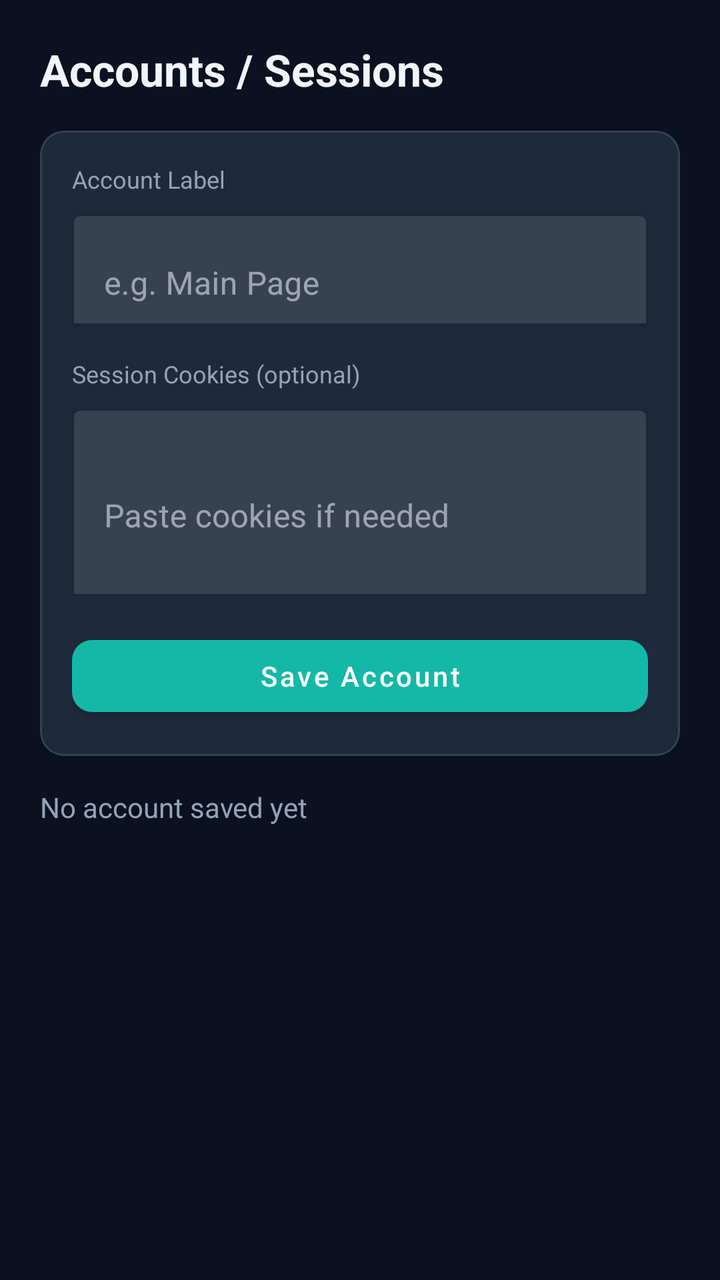
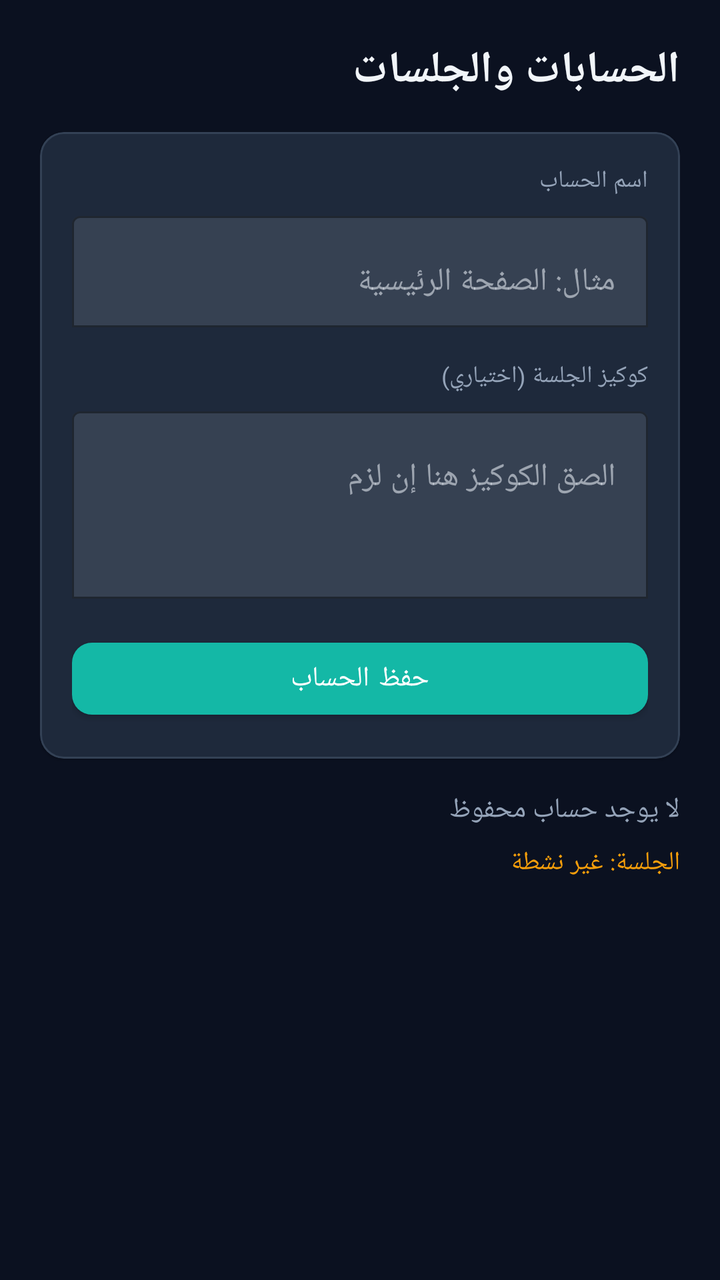

Compare the two renders of this Android layout. The source of the first and the diff that turns it into the second are given below.
<!-- AndroidManifest.xml: application theme Theme.FBPublisherX -->
<!-- res/layout/fragment_accounts.xml -->
<?xml version="1.0" encoding="utf-8"?>
<ScrollView xmlns:android="http://schemas.android.com/apk/res/android"
    xmlns:app="http://schemas.android.com/apk/res-auto"
    android:layout_width="match_parent"
    android:layout_height="match_parent"
    android:background="@color/background"
    android:fillViewport="true">

    <LinearLayout
        android:layout_width="match_parent"
        android:layout_height="wrap_content"
        android:orientation="vertical"
        android:padding="20dp">

        <TextView
            android:layout_width="match_parent"
            android:layout_height="wrap_content"
            android:text="Accounts / Sessions"
            android:textColor="@color/on_background"
            android:textSize="22sp"
            android:textStyle="bold"
            android:layout_marginBottom="16dp" />

        <com.google.android.material.card.MaterialCardView
            android:layout_width="match_parent"
            android:layout_height="wrap_content"
            app:cardBackgroundColor="@color/surface"
            app:cardCornerRadius="12dp"
            app:strokeColor="@color/card_stroke"
            app:strokeWidth="1dp"
            android:layout_marginBottom="16dp">
            <LinearLayout
                android:layout_width="match_parent"
                android:layout_height="wrap_content"
                android:orientation="vertical"
                android:padding="16dp">

                <TextView
                    android:layout_width="match_parent"
                    android:layout_height="wrap_content"
                    android:text="Account Label"
                    android:textColor="@color/text_secondary"
                    android:textSize="12sp" />
                <com.google.android.material.textfield.TextInputLayout
                    android:layout_width="match_parent"
                    android:layout_height="wrap_content"
                    android:layout_marginTop="4dp"
                    app:boxBackgroundMode="outline"
                    app:boxStrokeColor="@color/primary">
                    <com.google.android.material.textfield.TextInputEditText
                        android:id="@+id/inputAccountName"
                        android:layout_width="match_parent"
                        android:layout_height="wrap_content"
                        android:hint="e.g. Main Page"
                        android:textColor="@color/on_surface"
                        android:inputType="text" />
                </com.google.android.material.textfield.TextInputLayout>

                <TextView
                    android:layout_width="match_parent"
                    android:layout_height="wrap_content"
                    android:text="Session Cookies (optional)"
                    android:textColor="@color/text_secondary"
                    android:textSize="12sp"
                    android:layout_marginTop="16dp" />
                <com.google.android.material.textfield.TextInputLayout
                    android:layout_width="match_parent"
                    android:layout_height="wrap_content"
                    android:layout_marginTop="4dp"
                    app:boxBackgroundMode="outline"
                    app:boxStrokeColor="@color/primary">
                    <com.google.android.material.textfield.TextInputEditText
                        android:id="@+id/inputCookies"
                        android:layout_width="match_parent"
                        android:layout_height="wrap_content"
                        android:hint="Paste cookies if needed"
                        android:textColor="@color/on_surface"
                        android:inputType="textMultiLine"
                        android:minLines="3" />
                </com.google.android.material.textfield.TextInputLayout>

                <com.google.android.material.button.MaterialButton
                    android:id="@+id/btnSaveAccount"
                    android:layout_width="match_parent"
                    android:layout_height="48dp"
                    android:text="Save Account"
                    android:textAllCaps="false"
                    android:layout_marginTop="16dp"
                    app:cornerRadius="10dp"
                    app:backgroundTint="@color/primary" />
            </LinearLayout>
        </com.google.android.material.card.MaterialCardView>

        <TextView
            android:id="@+id/accountStatus"
            android:layout_width="match_parent"
            android:layout_height="wrap_content"
            android:text="No account saved yet"
            android:textColor="@color/text_secondary"
            android:textSize="14sp" />

    </LinearLayout>
</ScrollView>
<!-- resources referenced by this layout -->
<resources>
  <color name="background">#0B1120</color>
  <color name="card_stroke">#334155</color>
  <color name="on_background">#F1F5F9</color>
  <color name="on_surface">#E2E8F0</color>
  <color name="primary">#14B8A6</color>
  <color name="surface">#1E293B</color>
  <color name="text_secondary">#94A3B8</color>
  <style name="Theme.FBPublisherX" parent="Theme.MaterialComponents.DayNight.NoActionBar">
          <item name="colorPrimary">@color/primary</item>
          <item name="colorPrimaryVariant">@color/primary_variant</item>
          <item name="colorOnPrimary">@color/on_primary</item>
          <item name="colorSecondary">@color/secondary</item>
          <item name="android:statusBarColor">@color/background</item>
          <item name="android:navigationBarColor">@color/surface</item>
          <item name="android:windowBackground">@color/background</item>
          <item name="android:windowLightStatusBar">false</item>
          <item name="colorSurface">@color/surface</item>
          <item name="colorOnSurface">@color/on_surface</item>
      </style>
  <color name="primary_variant">#0F766E</color>
  <color name="on_primary">#FFFFFF</color>
  <color name="secondary">#8B5CF6</color>
</resources>

<!-- the commit's change to res/layout/fragment_accounts.xml (unified diff, before → after) -->
@@ -4,7 +4,8 @@
     android:layout_width="match_parent"
     android:layout_height="match_parent"
     android:background="@color/background"
-    android:fillViewport="true">
+    android:fillViewport="true"
+    android:layoutDirection="rtl">
 
     <LinearLayout
         android:layout_width="match_parent"
@@ -15,7 +16,7 @@
         <TextView
             android:layout_width="match_parent"
             android:layout_height="wrap_content"
-            android:text="Accounts / Sessions"
+            android:text="@string/accounts_title"
             android:textColor="@color/on_background"
             android:textSize="22sp"
             android:textStyle="bold"
@@ -38,7 +39,7 @@
                 <TextView
                     android:layout_width="match_parent"
                     android:layout_height="wrap_content"
-                    android:text="Account Label"
+                    android:text="@string/account_label"
                     android:textColor="@color/text_secondary"
                     android:textSize="12sp" />
                 <com.google.android.material.textfield.TextInputLayout
@@ -51,15 +52,16 @@
                         android:id="@+id/inputAccountName"
                         android:layout_width="match_parent"
                         android:layout_height="wrap_content"
-                        android:hint="e.g. Main Page"
+                        android:hint="@string/hint_account_name"
                         android:textColor="@color/on_surface"
-                        android:inputType="text" />
+                        android:inputType="text"
+                        android:gravity="start" />
                 </com.google.android.material.textfield.TextInputLayout>
 
                 <TextView
                     android:layout_width="match_parent"
                     android:layout_height="wrap_content"
-                    android:text="Session Cookies (optional)"
+                    android:text="@string/cookies_label"
                     android:textColor="@color/text_secondary"
                     android:textSize="12sp"
                     android:layout_marginTop="16dp" />
@@ -73,17 +75,18 @@
                         android:id="@+id/inputCookies"
                         android:layout_width="match_parent"
                         android:layout_height="wrap_content"
-                        android:hint="Paste cookies if needed"
+                        android:hint="@string/hint_cookies"
                         android:textColor="@color/on_surface"
                         android:inputType="textMultiLine"
-                        android:minLines="3" />
+                        android:minLines="3"
+                        android:gravity="start|top" />
                 </com.google.android.material.textfield.TextInputLayout>
 
                 <com.google.android.material.button.MaterialButton
                     android:id="@+id/btnSaveAccount"
                     android:layout_width="match_parent"
                     android:layout_height="48dp"
-                    android:text="Save Account"
+                    android:text="@string/btn_save_account"
                     android:textAllCaps="false"
                     android:layout_marginTop="16dp"
                     app:cornerRadius="10dp"
@@ -95,9 +98,18 @@
             android:id="@+id/accountStatus"
             android:layout_width="match_parent"
             android:layout_height="wrap_content"
-            android:text="No account saved yet"
+            android:text="@string/account_none"
             android:textColor="@color/text_secondary"
             android:textSize="14sp" />
 
+        <TextView
+            android:id="@+id/sessionIndicator"
+            android:layout_width="match_parent"
+            android:layout_height="wrap_content"
+            android:text="@string/session_inactive"
+            android:textColor="@color/warning"
+            android:textSize="13sp"
+            android:layout_marginTop="8dp" />
+
     </LinearLayout>
 </ScrollView>
<!-- resource entries referenced after the edit -->
@@ -7,6 +7,15 @@
   <color name="primary">#14B8A6</color>
   <color name="surface">#1E293B</color>
   <color name="text_secondary">#94A3B8</color>
+  <color name="warning">#F59E0B</color>
+  <string name="account_label">اسم الحساب</string>
+  <string name="account_none">لا يوجد حساب محفوظ</string>
+  <string name="accounts_title">الحسابات والجلسات</string>
+  <string name="btn_save_account">حفظ الحساب</string>
+  <string name="cookies_label">كوكيز الجلسة (اختياري)</string>
+  <string name="hint_account_name">مثال: الصفحة الرئيسية</string>
+  <string name="hint_cookies">الصق الكوكيز هنا إن لزم</string>
+  <string name="session_inactive">الجلسة: غير نشطة</string>
   <style name="Theme.FBPublisherX" parent="Theme.MaterialComponents.DayNight.NoActionBar">
           <item name="colorPrimary">@color/primary</item>
           <item name="colorPrimaryVariant">@color/primary_variant</item>
